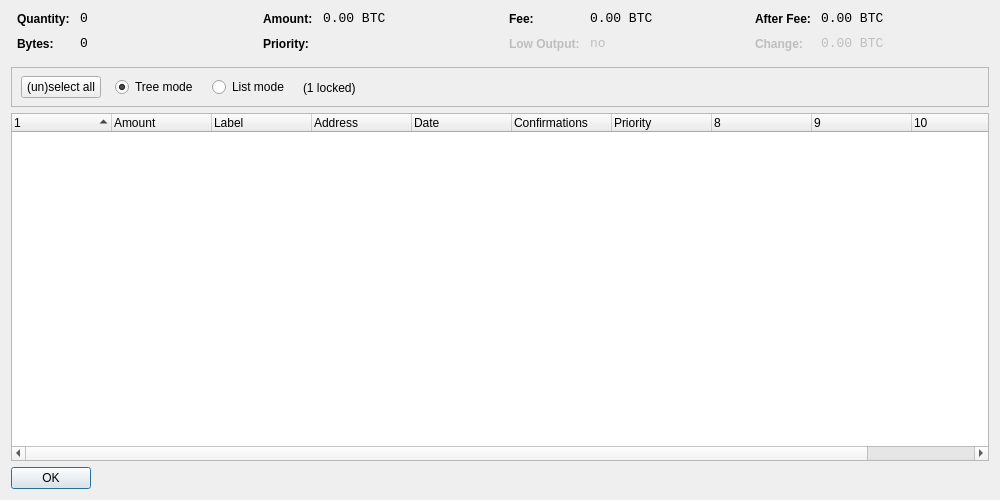
Qt form src/qt/forms/coincontroldialog.ui (BTA-BATA/BATA-old) before a commit.
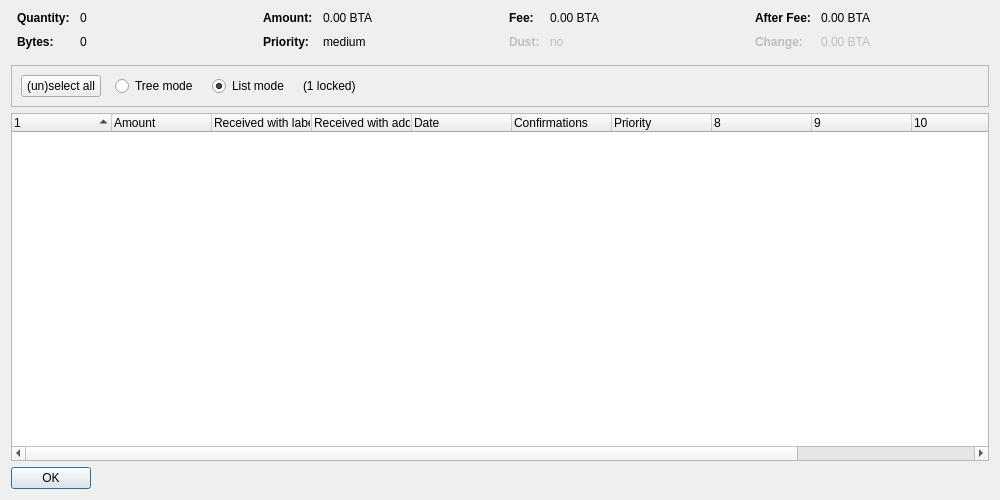
The same form after that commit. Custom widgets are drawn as their Qt base class.

Diff of the .ui file:
```diff
--- a/src/qt/forms/coincontroldialog.ui
+++ b/src/qt/forms/coincontroldialog.ui
@@ -38,8 +38,11 @@
        </property>
        <item row="0" column="0">
         <widget class="QLabel" name="labelCoinControlQuantityText">
-         <property name="styleSheet">
-          <string notr="true">font-weight:bold;</string>
+         <property name="font">
+          <font>
+           <weight>75</weight>
+           <bold>true</bold>
+          </font>
          </property>
          <property name="text">
           <string>Quantity:</string>
@@ -48,12 +51,6 @@
        </item>
        <item row="0" column="1">
         <widget class="QLabel" name="labelCoinControlQuantity">
-         <property name="font">
-          <font>
-           <family>Monospace</family>
-           <pointsize>10</pointsize>
-          </font>
-         </property>
          <property name="cursor">
           <cursorShape>IBeamCursor</cursorShape>
          </property>
@@ -70,8 +67,11 @@
        </item>
        <item row="1" column="0">
         <widget class="QLabel" name="labelCoinControlBytesText">
-         <property name="styleSheet">
-          <string notr="true">font-weight:bold;</string>
+         <property name="font">
+          <font>
+           <weight>75</weight>
+           <bold>true</bold>
+          </font>
          </property>
          <property name="text">
           <string>Bytes:</string>
@@ -80,12 +80,6 @@
        </item>
        <item row="1" column="1">
         <widget class="QLabel" name="labelCoinControlBytes">
-         <property name="font">
-          <font>
-           <family>Monospace</family>
-           <pointsize>10</pointsize>
-          </font>
-         </property>
          <property name="cursor">
           <cursorShape>IBeamCursor</cursorShape>
          </property>
@@ -118,8 +112,11 @@
        </property>
        <item row="0" column="0">
         <widget class="QLabel" name="labelCoinControlAmountText">
-         <property name="styleSheet">
-          <string notr="true">font-weight:bold;</string>
+         <property name="font">
+          <font>
+           <weight>75</weight>
+           <bold>true</bold>
+          </font>
          </property>
          <property name="text">
           <string>Amount:</string>
@@ -128,12 +125,6 @@
        </item>
        <item row="0" column="1">
         <widget class="QLabel" name="labelCoinControlAmount">
-         <property name="font">
-          <font>
-           <family>Monospace</family>
-           <pointsize>10</pointsize>
-          </font>
-         </property>
          <property name="cursor">
           <cursorShape>IBeamCursor</cursorShape>
          </property>
@@ -141,7 +132,7 @@
           <enum>Qt::ActionsContextMenu</enum>
          </property>
          <property name="text">
-          <string notr="true">0.00 BTC</string>
+          <string notr="true">0.00 BTA</string>
          </property>
          <property name="textInteractionFlags">
           <set>Qt::LinksAccessibleByMouse|Qt::TextSelectableByKeyboard|Qt::TextSelectableByMouse</set>
@@ -150,8 +141,11 @@
        </item>
        <item row="1" column="0">
         <widget class="QLabel" name="labelCoinControlPriorityText">
-         <property name="styleSheet">
-          <string notr="true">font-weight:bold;</string>
+         <property name="font">
+          <font>
+           <weight>75</weight>
+           <bold>true</bold>
+          </font>
          </property>
          <property name="text">
           <string>Priority:</string>
@@ -160,12 +154,6 @@
        </item>
        <item row="1" column="1">
         <widget class="QLabel" name="labelCoinControlPriority">
-         <property name="font">
-          <font>
-           <family>Monospace</family>
-           <pointsize>10</pointsize>
-          </font>
-         </property>
          <property name="cursor">
           <cursorShape>IBeamCursor</cursorShape>
          </property>
@@ -173,7 +161,7 @@
           <enum>Qt::ActionsContextMenu</enum>
          </property>
          <property name="text">
-          <string/>
+          <string notr="true">medium</string>
          </property>
          <property name="textInteractionFlags">
           <set>Qt::LinksAccessibleByMouse|Qt::TextSelectableByKeyboard|Qt::TextSelectableByMouse</set>
@@ -198,8 +186,11 @@
        </property>
        <item row="0" column="0">
         <widget class="QLabel" name="labelCoinControlFeeText">
-         <property name="styleSheet">
-          <string notr="true">font-weight:bold;</string>
+         <property name="font">
+          <font>
+           <weight>75</weight>
+           <bold>true</bold>
+          </font>
          </property>
          <property name="text">
           <string>Fee:</string>
@@ -208,12 +199,6 @@
        </item>
        <item row="0" column="1">
         <widget class="QLabel" name="labelCoinControlFee">
-         <property name="font">
-          <font>
-           <family>Monospace</family>
-           <pointsize>10</pointsize>
-          </font>
-         </property>
          <property name="cursor">
           <cursorShape>IBeamCursor</cursorShape>
          </property>
@@ -221,7 +206,7 @@
           <enum>Qt::ActionsContextMenu</enum>
          </property>
          <property name="text">
-          <string notr="true">0.00 BTC</string>
+          <string notr="true">0.00 BTA</string>
          </property>
          <property name="textInteractionFlags">
           <set>Qt::LinksAccessibleByMouse|Qt::TextSelectableByKeyboard|Qt::TextSelectableByMouse</set>
@@ -233,11 +218,14 @@
          <property name="enabled">
           <bool>false</bool>
          </property>
-         <property name="styleSheet">
-          <string notr="true">font-weight:bold;</string>
+         <property name="font">
+          <font>
+           <weight>75</weight>
+           <bold>true</bold>
+          </font>
          </property>
          <property name="text">
-          <string>Low Output:</string>
+          <string>Dust:</string>
          </property>
         </widget>
        </item>
@@ -246,12 +234,6 @@
          <property name="enabled">
           <bool>false</bool>
          </property>
-         <property name="font">
-          <font>
-           <family>Monospace</family>
-           <pointsize>10</pointsize>
-          </font>
-         </property>
          <property name="cursor">
           <cursorShape>IBeamCursor</cursorShape>
          </property>
@@ -284,8 +266,11 @@
        </property>
        <item row="0" column="0">
         <widget class="QLabel" name="labelCoinControlAfterFeeText">
-         <property name="styleSheet">
-          <string notr="true">font-weight:bold;</string>
+         <property name="font">
+          <font>
+           <weight>75</weight>
+           <bold>true</bold>
+          </font>
          </property>
          <property name="text">
           <string>After Fee:</string>
@@ -294,12 +279,6 @@
        </item>
        <item row="0" column="1">
         <widget class="QLabel" name="labelCoinControlAfterFee">
-         <property name="font">
-          <font>
-           <family>Monospace</family>
-           <pointsize>10</pointsize>
-          </font>
-         </property>
          <property name="cursor">
           <cursorShape>IBeamCursor</cursorShape>
          </property>
@@ -307,7 +286,7 @@
           <enum>Qt::ActionsContextMenu</enum>
          </property>
          <property name="text">
-          <string notr="true">0.00 BTC</string>
+          <string notr="true">0.00 BTA</string>
          </property>
          <property name="textInteractionFlags">
           <set>Qt::LinksAccessibleByMouse|Qt::TextSelectableByKeyboard|Qt::TextSelectableByMouse</set>
@@ -319,8 +298,11 @@
          <property name="enabled">
           <bool>false</bool>
          </property>
-         <property name="styleSheet">
-          <string notr="true">font-weight:bold;</string>
+         <property name="font">
+          <font>
+           <weight>75</weight>
+           <bold>true</bold>
+          </font>
          </property>
          <property name="text">
           <string>Change:</string>
@@ -332,12 +314,6 @@
          <property name="enabled">
           <bool>false</bool>
          </property>
-         <property name="font">
-          <font>
-           <family>Monospace</family>
-           <pointsize>10</pointsize>
-          </font>
-         </property>
          <property name="cursor">
           <cursorShape>IBeamCursor</cursorShape>
          </property>
@@ -345,7 +321,7 @@
           <enum>Qt::ActionsContextMenu</enum>
          </property>
          <property name="text">
-          <string notr="true">0.00 BTC</string>
+          <string notr="true">0.00 BTA</string>
          </property>
          <property name="textInteractionFlags">
           <set>Qt::LinksAccessibleByMouse|Qt::TextSelectableByKeyboard|Qt::TextSelectableByMouse</set>
@@ -370,15 +346,8 @@
      <property name="frameShadow">
       <enum>QFrame::Sunken</enum>
      </property>
-     <widget class="QWidget" name="horizontalLayoutWidget">
-      <property name="geometry">
-       <rect>
-        <x>10</x>
-        <y>0</y>
-        <width>781</width>
-        <height>41</height>
-       </rect>
-      </property>
+     <layout class="QHBoxLayout" name="horizontalLayout">
+      <item>
       <layout class="QHBoxLayout" name="horizontalLayoutPanel" stretch="0,0,0,0,0">
        <property name="spacing">
         <number>14</number>
@@ -394,6 +363,9 @@
          <property name="text">
           <string>(un)select all</string>
          </property>
+          <property name="autoDefault">
+           <bool>false</bool>
+          </property>
         </widget>
        </item>
        <item>
@@ -407,9 +379,6 @@
          <property name="text">
           <string>Tree mode</string>
          </property>
-         <property name="checked">
-          <bool>true</bool>
-         </property>
         </widget>
        </item>
        <item>
@@ -423,6 +392,9 @@
          <property name="text">
           <string>List mode</string>
          </property>
+          <property name="checked">
+           <bool>true</bool>
+          </property>
         </widget>
        </item>
        <item>
@@ -446,7 +418,8 @@
         </spacer>
        </item>
       </layout>
-     </widget>
+      </item>
+     </layout>
     </widget>
    </item>
    <item>
@@ -458,7 +431,7 @@
       <bool>false</bool>
      </property>
      <property name="columnCount">
-      <number>11</number>
+      <number>12</number>
      </property>
      <attribute name="headerShowSortIndicator" stdset="0">
       <bool>true</bool>
@@ -478,12 +451,12 @@
      </column>
      <column>
       <property name="text">
-       <string notr="true">Label</string>
+       <string>Received with label</string>
       </property>
      </column>
      <column>
       <property name="text">
-       <string>Address</string>
+       <string>Received with address</string>
       </property>
      </column>
      <column>
@@ -524,6 +497,11 @@
        <string/>
       </property>
      </column>
+     <column>
+      <property name="text">
+       <string/>
+      </property>
+     </column>
     </widget>
    </item>
    <item>
```
Left out of the diff: 6 changed lines with no effect on the pictures.
